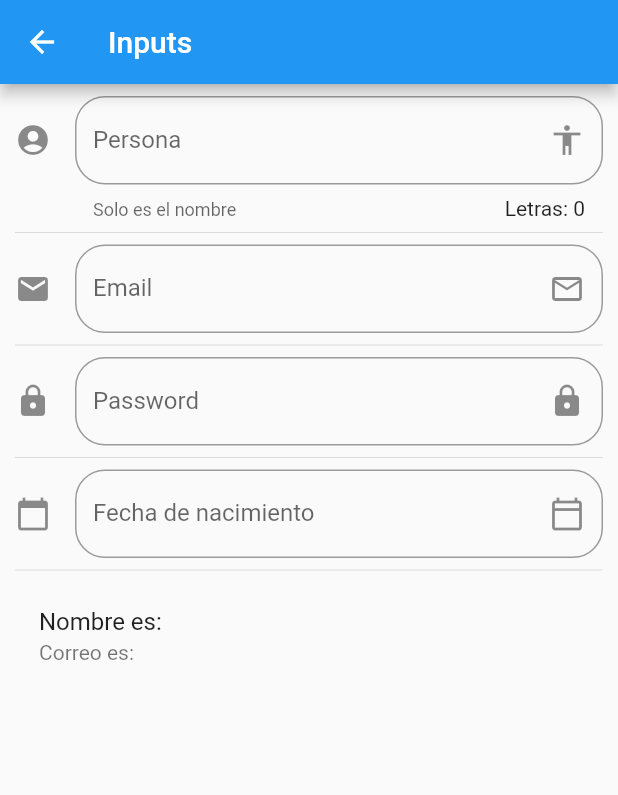
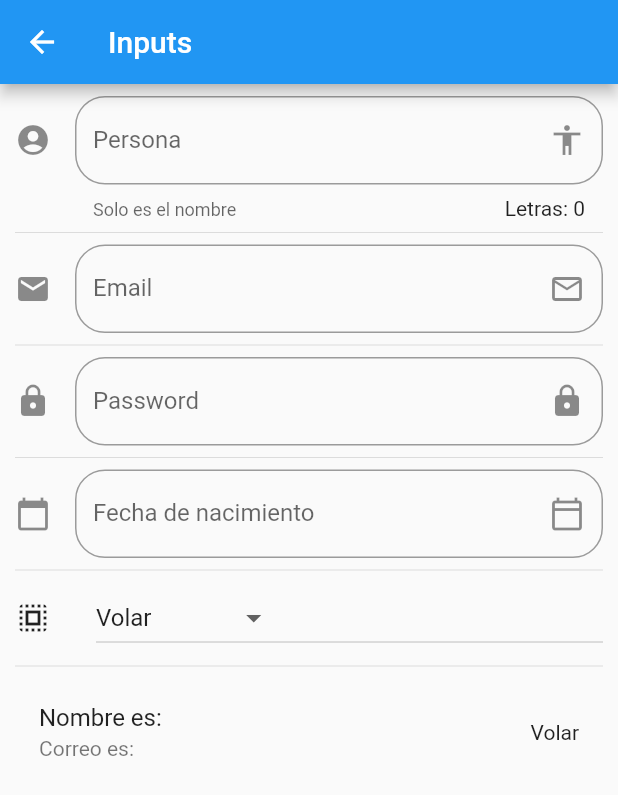
Before and after one commit to Rey9530/app_flutter, a Flutter app: the InputsPage screen opened by its route, on a phone screen of 412 x 824 dp. Shown: the top 795 px of the screen. Run offline on Flutter 3.47's test engine with Material 2 defaults, Android fonts, the phone set to English and light mode, and no system bars.

Commit message:
input finish

```diff
--- a/lib/src/pages/input_page.dart
+++ b/lib/src/pages/input_page.dart
@@ -9,6 +9,9 @@ class _InputsPageState extends State<InputsPage> {
   String _nombre = '';
   String _email = '';
   String _time = '';
+  String _opcionSeleccionada = 'Volar';
+
+  List<String> _poderes = ['Volar', 'Rayos X', 'Super Fuerza'];
 
   TextEditingController _textEditingController = new TextEditingController();
 
@@ -28,6 +31,8 @@ class _InputsPageState extends State<InputsPage> {
           _crearPassword(),
           Divider(),
           _crearFecha(context),
+          Divider(),
+          _crearDropDown(),
           Divider(),
           _crearPersona(),
         ],
@@ -117,10 +122,44 @@ class _InputsPageState extends State<InputsPage> {
     );
   }
 
+  List<DropdownMenuItem<String>> getOpcionDropDown() {
+    List<DropdownMenuItem<String>> lista = [];
+
+    _poderes.forEach((poder) {
+      lista.add(DropdownMenuItem(
+        child: Text(poder),
+        value: poder,
+      ));
+    });
+
+    return lista;
+  } //_poderes
+
+  Widget _crearDropDown() {
+    return Row(
+      children: [
+        Icon(Icons.select_all),
+        SizedBox(width: 30.0),
+        Expanded(
+          child: DropdownButton(
+            value: _opcionSeleccionada,
+            items: getOpcionDropDown(),
+            onChanged: (opt) {
+              setState(() {
+                _opcionSeleccionada = opt.toString();
+              });
+            },
+          ),
+        )
+      ],
+    );
+  }
+
   Widget _crearPersona() {
     return ListTile(
       title: Text("Nombre es: $_nombre"),
       subtitle: Text("Correo es: $_email"),
+      trailing: Text(_opcionSeleccionada),
     );
   }
 
```
